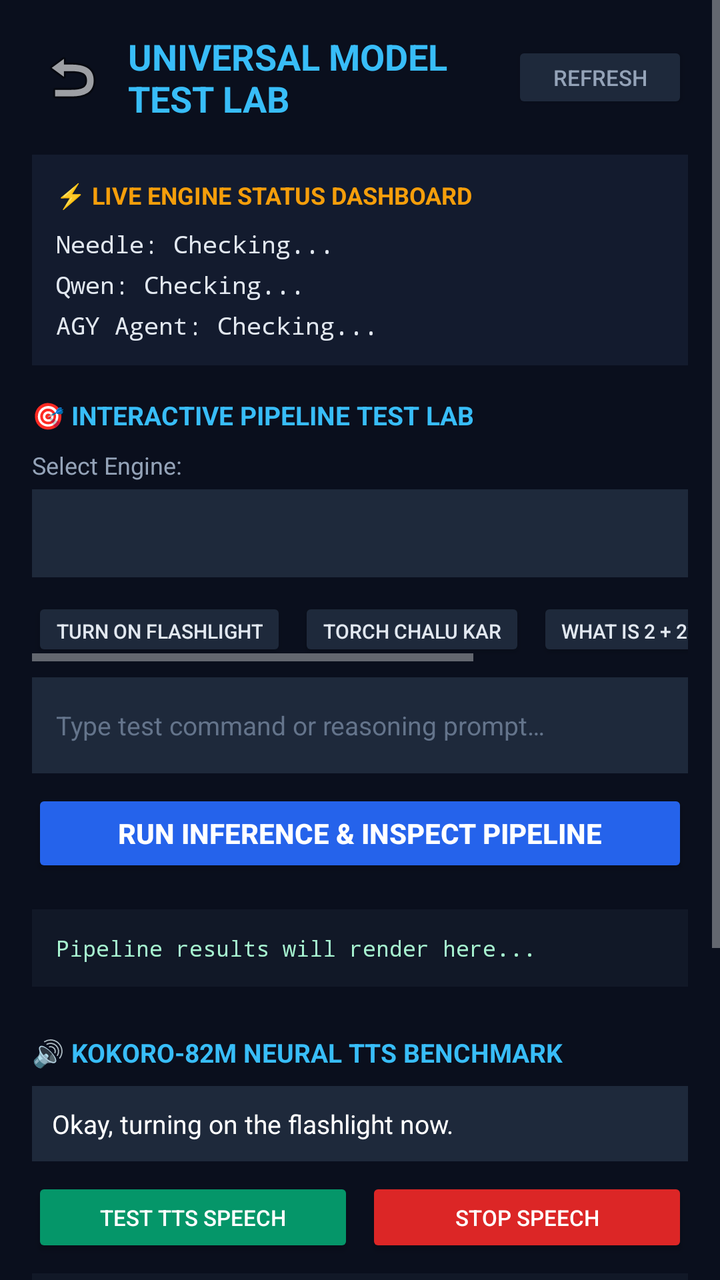
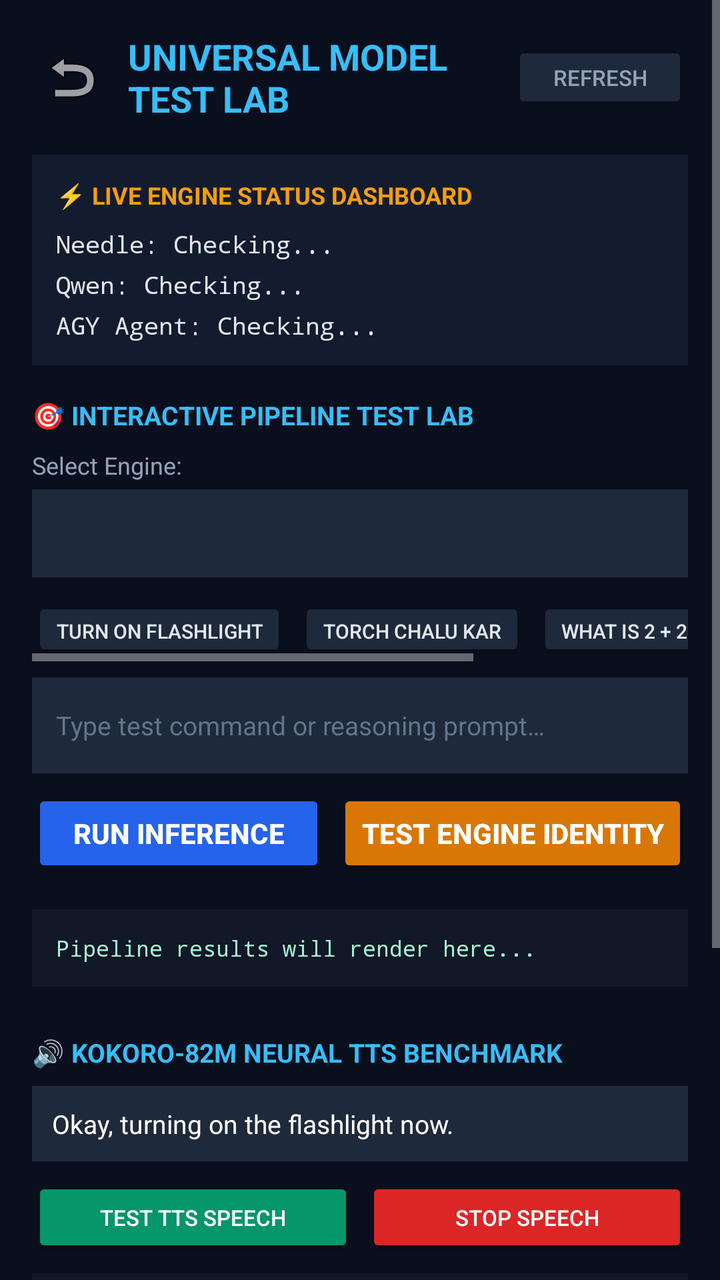

An Android layout rendered at two revisions. The XML below is the earlier revision; the diff shows what the commit changed to produce the second picture.
<!-- AndroidManifest.xml: application theme Theme.Jarvis -->
<!-- res/layout/activity_model_test_lab.xml -->
<?xml version="1.0" encoding="utf-8"?>
<ScrollView xmlns:android="http://schemas.android.com/apk/res/android"
    android:layout_width="match_parent"
    android:layout_height="match_parent"
    android:background="#0A0F1D"
    android:fillViewport="true">

    <LinearLayout
        android:layout_width="match_parent"
        android:layout_height="wrap_content"
        android:orientation="vertical"
        android:padding="16dp">

        
        <LinearLayout
            android:layout_width="match_parent"
            android:layout_height="wrap_content"
            android:orientation="horizontal"
            android:gravity="center_vertical"
            android:layout_marginBottom="16dp">

            <ImageButton
                android:id="@+id/btn_back"
                android:layout_width="40dp"
                android:layout_height="40dp"
                android:background="?attr/selectableItemBackgroundBorderless"
                android:src="@android:drawable/ic_menu_revert"
                android:contentDescription="Back" />

            <TextView
                android:layout_width="0dp"
                android:layout_height="wrap_content"
                android:layout_weight="1"
                android:text="UNIVERSAL MODEL TEST LAB"
                android:textColor="#38BDF8"
                android:textStyle="bold"
                android:textSize="18sp"
                android:layout_marginStart="8dp" />

            <Button
                android:id="@+id/btn_refresh_status"
                android:layout_width="wrap_content"
                android:layout_height="36dp"
                android:text="REFRESH"
                android:textSize="11sp"
                android:backgroundTint="#1E293B"
                android:textColor="#94A3B8" />
        </LinearLayout>

        
        <LinearLayout
            android:layout_width="match_parent"
            android:layout_height="wrap_content"
            android:orientation="vertical"
            android:background="#131B2E"
            android:padding="12dp"
            android:layout_marginBottom="16dp">

            <TextView
                android:layout_width="wrap_content"
                android:layout_height="wrap_content"
                android:text="⚡ LIVE ENGINE STATUS DASHBOARD"
                android:textColor="#F59E0B"
                android:textSize="12sp"
                android:textStyle="bold"
                android:layout_marginBottom="8dp" />

            <TextView
                android:id="@+id/txt_needle_status"
                android:layout_width="match_parent"
                android:layout_height="wrap_content"
                android:text="Needle: Checking..."
                android:textColor="#E2E8F0"
                android:textSize="12sp"
                android:fontFamily="monospace" />

            <TextView
                android:id="@+id/txt_qwen_status"
                android:layout_width="match_parent"
                android:layout_height="wrap_content"
                android:text="Qwen: Checking..."
                android:textColor="#E2E8F0"
                android:textSize="12sp"
                android:fontFamily="monospace"
                android:layout_marginTop="4dp" />

            <TextView
                android:id="@+id/txt_agy_status"
                android:layout_width="match_parent"
                android:layout_height="wrap_content"
                android:text="AGY Agent: Checking..."
                android:textColor="#E2E8F0"
                android:textSize="12sp"
                android:fontFamily="monospace"
                android:layout_marginTop="4dp" />
        </LinearLayout>

        
        <TextView
            android:layout_width="wrap_content"
            android:layout_height="wrap_content"
            android:text="🎯 INTERACTIVE PIPELINE TEST LAB"
            android:textColor="#38BDF8"
            android:textSize="13sp"
            android:textStyle="bold"
            android:layout_marginBottom="8dp" />

        <TextView
            android:layout_width="wrap_content"
            android:layout_height="wrap_content"
            android:text="Select Engine:"
            android:textColor="#94A3B8"
            android:textSize="12sp" />

        <Spinner
            android:id="@+id/spinner_engine"
            android:layout_width="match_parent"
            android:layout_height="44dp"
            android:background="#1E293B"
            android:layout_marginTop="4dp"
            android:layout_marginBottom="10dp" />

        
        <HorizontalScrollView
            android:layout_width="match_parent"
            android:layout_height="wrap_content"
            android:layout_marginBottom="8dp">
            <LinearLayout
                android:layout_width="wrap_content"
                android:layout_height="wrap_content"
                android:orientation="horizontal">
                <Button
                    android:id="@+id/chip_torch"
                    android:layout_width="wrap_content"
                    android:layout_height="32dp"
                    android:text="Turn on flashlight"
                    android:textSize="10sp"
                    android:backgroundTint="#1E293B"
                    android:textColor="#E2E8F0"
                    android:layout_marginEnd="6dp" />
                <Button
                    android:id="@+id/chip_torch_hinglish"
                    android:layout_width="wrap_content"
                    android:layout_height="32dp"
                    android:text="Torch chalu kar"
                    android:textSize="10sp"
                    android:backgroundTint="#1E293B"
                    android:textColor="#E2E8F0"
                    android:layout_marginEnd="6dp" />
                <Button
                    android:id="@+id/chip_math"
                    android:layout_width="wrap_content"
                    android:layout_height="32dp"
                    android:text="What is 2 + 2?"
                    android:textSize="10sp"
                    android:backgroundTint="#1E293B"
                    android:textColor="#E2E8F0"
                    android:layout_marginEnd="6dp" />
                <Button
                    android:id="@+id/chip_reasoning"
                    android:layout_width="wrap_content"
                    android:layout_height="32dp"
                    android:text="Explain Kotlin crash"
                    android:textSize="10sp"
                    android:backgroundTint="#1E293B"
                    android:textColor="#E2E8F0" />
            </LinearLayout>
        </HorizontalScrollView>

        <EditText
            android:id="@+id/edit_prompt_input"
            android:layout_width="match_parent"
            android:layout_height="wrap_content"
            android:minHeight="48dp"
            android:hint="Type test command or reasoning prompt…"
            android:textColorHint="#64748B"
            android:textColor="#FFFFFF"
            android:background="#1E293B"
            android:padding="12dp"
            android:textSize="13sp"
            android:layout_marginBottom="8dp" />

        <Button
            android:id="@+id/btn_run_test"
            android:layout_width="match_parent"
            android:layout_height="44dp"
            android:text="RUN INFERENCE &amp; INSPECT PIPELINE"
            android:textStyle="bold"
            android:backgroundTint="#2563EB"
            android:textColor="#FFFFFF"
            android:layout_marginBottom="16dp" />

        
        <TextView
            android:id="@+id/txt_pipeline_inspector"
            android:layout_width="match_parent"
            android:layout_height="wrap_content"
            android:background="#111827"
            android:padding="12dp"
            android:text="Pipeline results will render here..."
            android:textColor="#A7F3D0"
            android:fontFamily="monospace"
            android:textSize="11sp"
            android:layout_marginBottom="24dp" />

        
        <TextView
            android:layout_width="wrap_content"
            android:layout_height="wrap_content"
            android:text="🔊 KOKORO-82M NEURAL TTS BENCHMARK"
            android:textColor="#38BDF8"
            android:textSize="13sp"
            android:textStyle="bold"
            android:layout_marginBottom="8dp" />

        <EditText
            android:id="@+id/edit_tts_input"
            android:layout_width="match_parent"
            android:layout_height="wrap_content"
            android:text="Okay, turning on the flashlight now."
            android:textColor="#FFFFFF"
            android:background="#1E293B"
            android:padding="10dp"
            android:textSize="13sp"
            android:layout_marginBottom="8dp" />

        <LinearLayout
            android:layout_width="match_parent"
            android:layout_height="wrap_content"
            android:orientation="horizontal"
            android:layout_marginBottom="8dp">

            <Button
                android:id="@+id/btn_tts_benchmark"
                android:layout_width="0dp"
                android:layout_height="40dp"
                android:layout_weight="1"
                android:text="TEST TTS SPEECH"
                android:backgroundTint="#059669"
                android:textColor="#FFFFFF"
                android:textSize="11sp"
                android:layout_marginEnd="6dp" />

            <Button
                android:id="@+id/btn_tts_stop"
                android:layout_width="0dp"
                android:layout_height="40dp"
                android:layout_weight="1"
                android:text="STOP SPEECH"
                android:backgroundTint="#DC2626"
                android:textColor="#FFFFFF"
                android:textSize="11sp" />
        </LinearLayout>

        <TextView
            android:id="@+id/txt_tts_benchmark_results"
            android:layout_width="match_parent"
            android:layout_height="wrap_content"
            android:background="#111827"
            android:padding="10dp"
            android:text="TTS Metrics: Ready"
            android:textColor="#FDE047"
            android:fontFamily="monospace"
            android:textSize="11sp"
            android:layout_marginBottom="24dp" />

        
        <Button
            android:id="@+id/btn_run_tool_audit"
            android:layout_width="match_parent"
            android:layout_height="44dp"
            android:text="RUN REAL-WORLD TOOL AUDIT (10 BATCHES)"
            android:textStyle="bold"
            android:backgroundTint="#7C3AED"
            android:textColor="#FFFFFF"
            android:layout_marginBottom="12dp" />

        <TextView
            android:id="@+id/txt_tool_audit_results"
            android:layout_width="match_parent"
            android:layout_height="wrap_content"
            android:background="#111827"
            android:padding="12dp"
            android:text="Tool Audit Report: Press button above to execute safe validation across all canonical tools."
            android:textColor="#93C5FD"
            android:fontFamily="monospace"
            android:textSize="11sp"
            android:layout_marginBottom="32dp" />

    </LinearLayout>
</ScrollView>
<!-- resources referenced by this layout -->
<resources>
  <style name="Theme.Jarvis" parent="Theme.MaterialComponents.NoActionBar">
          <item name="colorPrimary">@color/jv_surface_hi</item>
          <item name="colorPrimaryVariant">@color/jv_bg</item>
          <item name="colorOnPrimary">@color/jv_text</item>
          <item name="colorSecondary">@color/jv_accent</item>
          <item name="colorSecondaryVariant">@color/jv_accent_dim</item>
          <item name="colorOnSecondary">@color/black</item>
          <item name="android:windowBackground">@color/jv_bg</item>
          <item name="android:statusBarColor">@color/jv_bg</item>
          <item name="android:navigationBarColor">@color/jv_bg</item>
          <item name="android:textColor">@color/jv_text</item>
      </style>
  <color name="jv_surface_hi">#FF16232E</color>
  <color name="jv_bg">#FF0B1116</color>
  <color name="jv_text">#FFE6F2FF</color>
  <color name="jv_accent">#FF4FD1C5</color>
  <color name="jv_accent_dim">#FF2A8F87</color>
  <color name="black">#FF000000</color>
</resources>

<!-- the commit's change to res/layout/activity_model_test_lab.xml (unified diff, before → after) -->
@@ -180,15 +180,32 @@
             android:textSize="13sp"
             android:layout_marginBottom="8dp" />
 
-        <Button
-            android:id="@+id/btn_run_test"
-            android:layout_width="match_parent"
-            android:layout_height="44dp"
-            android:text="RUN INFERENCE &amp; INSPECT PIPELINE"
-            android:textStyle="bold"
-            android:backgroundTint="#2563EB"
-            android:textColor="#FFFFFF"
-            android:layout_marginBottom="16dp" />
+        <LinearLayout
+            android:layout_width="match_parent"
+            android:layout_height="wrap_content"
+            android:orientation="horizontal"
+            android:layout_marginBottom="16dp">
+
+            <Button
+                android:id="@+id/btn_run_test"
+                android:layout_width="0dp"
+                android:layout_height="44dp"
+                android:layout_weight="1"
+                android:text="RUN INFERENCE"
+                android:textStyle="bold"
+                android:backgroundTint="#2563EB"
+                android:textColor="#FFFFFF"
+                android:layout_marginEnd="6dp" />
+
+            <Button
+                android:id="@+id/btn_test_identity"
+                android:layout_width="wrap_content"
+                android:layout_height="44dp"
+                android:text="TEST ENGINE IDENTITY"
+                android:textStyle="bold"
+                android:backgroundTint="#D97706"
+                android:textColor="#FFFFFF" />
+        </LinearLayout>
 
         
         <TextView
